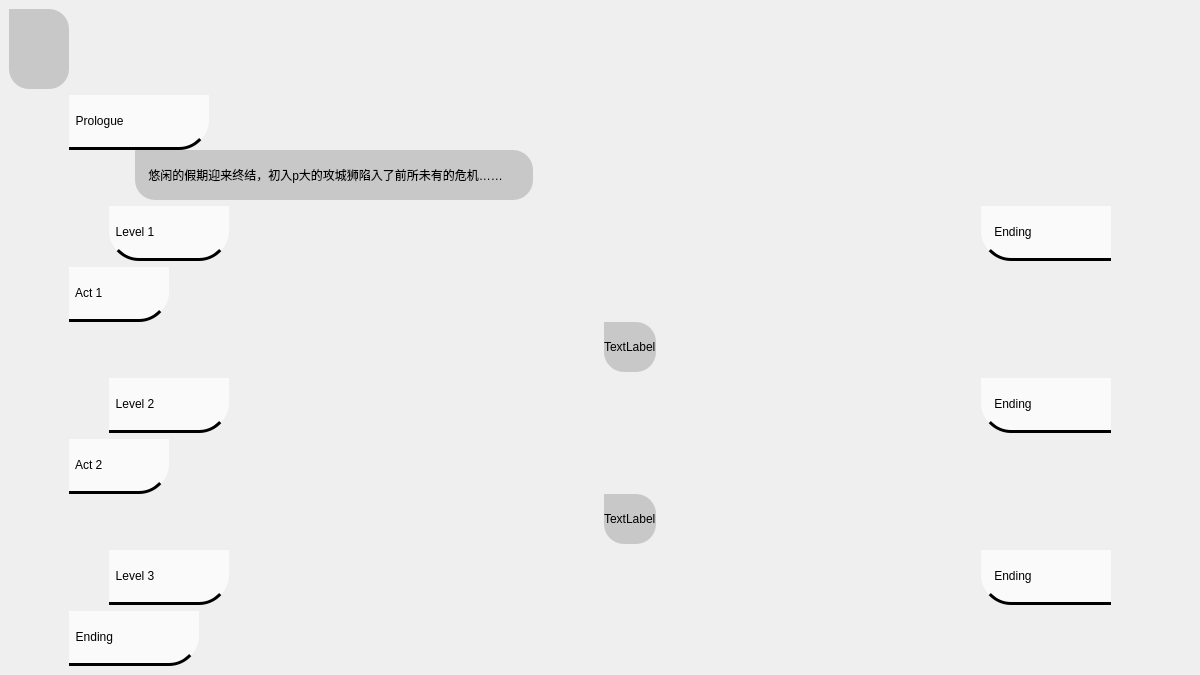
Qt form start_menu/menuwindow.ui (Litchi-Silhouette/DDL) before a commit.
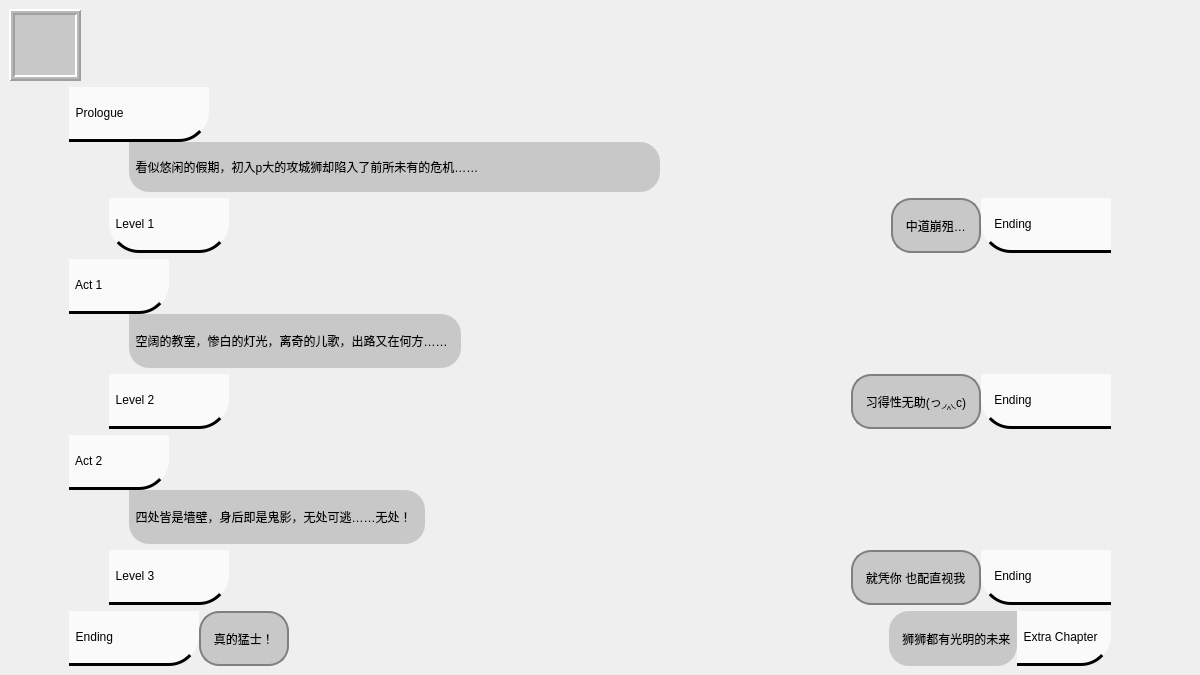
The same form after that commit. Icons and pictures are not drawn.

```diff
--- a/start_menu/menuwindow.ui
+++ b/start_menu/menuwindow.ui
@@ -41,19 +41,7 @@
        <number>8</number>
       </property>
       <item>
-       <widget class="QLabel" name="titleIcon">
-        <property name="minimumSize">
-         <size>
-          <width>60</width>
-          <height>60</height>
-         </size>
-        </property>
-        <property name="maximumSize">
-         <size>
-          <width>80</width>
-          <height>80</height>
-         </size>
-        </property>
+       <widget class="QFrame" name="iconFrame">
         <property name="frameShape">
          <enum>QFrame::Box</enum>
         </property>
@@ -66,15 +54,70 @@
         <property name="midLineWidth">
          <number>2</number>
         </property>
-        <property name="text">
-         <string/>
-        </property>
-        <property name="pixmap">
-         <pixmap resource="page.qrc">:/pic/image/icon_w.png</pixmap>
-        </property>
-        <property name="scaledContents">
-         <bool>true</bool>
-        </property>
+        <layout class="QHBoxLayout" name="horizontalLayout_5">
+         <property name="spacing">
+          <number>0</number>
+         </property>
+         <property name="leftMargin">
+          <number>0</number>
+         </property>
+         <property name="topMargin">
+          <number>0</number>
+         </property>
+         <property name="rightMargin">
+          <number>0</number>
+         </property>
+         <property name="bottomMargin">
+          <number>0</number>
+         </property>
+         <item>
+          <widget class="QLabel" name="titleIcon">
+           <property name="sizePolicy">
+            <sizepolicy hsizetype="Fixed" vsizetype="Fixed">
+             <horstretch>0</horstretch>
+             <verstretch>0</verstretch>
+            </sizepolicy>
+           </property>
+           <property name="minimumSize">
+            <size>
+             <width>60</width>
+             <height>60</height>
+            </size>
+           </property>
+           <property name="maximumSize">
+            <size>
+             <width>60</width>
+             <height>60</height>
+            </size>
+           </property>
+           <property name="styleSheet">
+            <string notr="true">border-radius: 0px;
+border-width: 0px; border-style: solid;border-color: rgb(200, 200, 200);</string>
+           </property>
+           <property name="frameShape">
+            <enum>QFrame::NoFrame</enum>
+           </property>
+           <property name="frameShadow">
+            <enum>QFrame::Raised</enum>
+           </property>
+           <property name="lineWidth">
+            <number>2</number>
+           </property>
+           <property name="midLineWidth">
+            <number>2</number>
+           </property>
+           <property name="text">
+            <string/>
+           </property>
+           <property name="pixmap">
+            <pixmap resource="page.qrc">:/pic/image/icon_w.png</pixmap>
+           </property>
+           <property name="scaledContents">
+            <bool>true</bool>
+           </property>
+          </widget>
+         </item>
+        </layout>
        </widget>
       </item>
       <item>
@@ -93,7 +136,7 @@
       <item>
        <widget class="QPushButton" name="helpBtn">
         <property name="sizePolicy">
-         <sizepolicy hsizetype="MinimumExpanding" vsizetype="Preferred">
+         <sizepolicy hsizetype="Fixed" vsizetype="Fixed">
           <horstretch>0</horstretch>
           <verstretch>0</verstretch>
          </sizepolicy>
@@ -106,8 +149,8 @@
         </property>
         <property name="maximumSize">
          <size>
-          <width>80</width>
-          <height>80</height>
+          <width>60</width>
+          <height>60</height>
          </size>
         </property>
         <property name="styleSheet">
@@ -123,7 +166,7 @@
       <item>
        <widget class="QPushButton" name="setBtn">
         <property name="sizePolicy">
-         <sizepolicy hsizetype="MinimumExpanding" vsizetype="Preferred">
+         <sizepolicy hsizetype="Fixed" vsizetype="Fixed">
           <horstretch>0</horstretch>
           <verstretch>0</verstretch>
          </sizepolicy>
@@ -136,8 +179,8 @@
         </property>
         <property name="maximumSize">
          <size>
-          <width>80</width>
-          <height>80</height>
+          <width>60</width>
+          <height>60</height>
          </size>
         </property>
         <property name="styleSheet">
@@ -153,7 +196,7 @@
       <item>
        <widget class="QPushButton" name="exitBtn">
         <property name="sizePolicy">
-         <sizepolicy hsizetype="MinimumExpanding" vsizetype="Preferred">
+         <sizepolicy hsizetype="Fixed" vsizetype="Fixed">
           <horstretch>0</horstretch>
           <verstretch>0</verstretch>
          </sizepolicy>
@@ -166,8 +209,8 @@
         </property>
         <property name="maximumSize">
          <size>
-          <width>80</width>
-          <height>80</height>
+          <width>60</width>
+          <height>60</height>
          </size>
         </property>
         <property name="styleSheet">
@@ -222,26 +265,13 @@
        </widget>
       </item>
       <item>
-       <layout class="QHBoxLayout" name="horizontalLayout_2" stretch="1,0,10">
+       <layout class="QHBoxLayout" name="horizontalLayout_2" stretch="0,0">
         <property name="spacing">
          <number>0</number>
         </property>
-        <item>
-         <spacer name="horizontalSpacer_2">
-          <property name="orientation">
-           <enum>Qt::Horizontal</enum>
-          </property>
-          <property name="sizeType">
-           <enum>QSizePolicy::MinimumExpanding</enum>
-          </property>
-          <property name="sizeHint" stdset="0">
-           <size>
-            <width>40</width>
-            <height>20</height>
-           </size>
-          </property>
-         </spacer>
-        </item>
+        <property name="leftMargin">
+         <number>60</number>
+        </property>
         <item>
          <widget class="QLabel" name="proLabel">
           <property name="sizePolicy">
@@ -257,7 +287,7 @@
            </size>
           </property>
           <property name="text">
-           <string>    悠闲的假期迎来终结，初入p大的攻城狮陷入了前所未有的危机……         </string>
+           <string>  看似悠闲的假期，初入p大的攻城狮却陷入了前所未有的危机……     </string>
           </property>
           <property name="textFormat">
            <enum>Qt::PlainText</enum>
@@ -285,7 +315,7 @@
      </layout>
     </item>
     <item>
-     <layout class="QHBoxLayout" name="levelLayout1" stretch="0,0,0">
+     <layout class="QHBoxLayout" name="levelLayout1" stretch="0,0,0,0">
       <property name="spacing">
        <number>0</number>
       </property>
@@ -330,6 +360,29 @@
         </property>
        </spacer>
       </item>
+      <item>
+       <widget class="QLabel" name="end1Label">
+        <property name="styleSheet">
+         <string notr="true">border-radius: 20px;
+border:2px solid gray;</string>
+        </property>
+        <property name="frameShape">
+         <enum>QFrame::Box</enum>
+        </property>
+        <property name="lineWidth">
+         <number>2</number>
+        </property>
+        <property name="midLineWidth">
+         <number>2</number>
+        </property>
+        <property name="text">
+         <string>   中道崩殂…   </string>
+        </property>
+        <property name="textFormat">
+         <enum>Qt::PlainText</enum>
+        </property>
+       </widget>
+      </item>
       <item>
        <widget class="QPushButton" name="end1Btn">
         <property name="sizePolicy">
@@ -384,23 +437,22 @@
       </item>
       <item>
        <layout class="QHBoxLayout" name="horizontalLayout_3">
-        <item>
-         <spacer name="horizontalSpacer_4">
-          <property name="orientation">
-           <enum>Qt::Horizontal</enum>
-          </property>
-          <property name="sizeHint" stdset="0">
-           <size>
-            <width>40</width>
-            <height>20</height>
-           </size>
-          </property>
-         </spacer>
-        </item>
+        <property name="leftMargin">
+         <number>60</number>
+        </property>
         <item>
          <widget class="QLabel" name="label_2">
+          <property name="minimumSize">
+           <size>
+            <width>0</width>
+            <height>50</height>
+           </size>
+          </property>
           <property name="text">
-           <string>TextLabel</string>
+           <string>  空阔的教室，惨白的灯光，离奇的儿歌，出路又在何方……    </string>
+          </property>
+          <property name="textFormat">
+           <enum>Qt::PlainText</enum>
           </property>
          </widget>
         </item>
@@ -464,6 +516,17 @@
         </property>
        </spacer>
       </item>
+      <item>
+       <widget class="QLabel" name="end2Label">
+        <property name="styleSheet">
+         <string notr="true">border-radius: 20px;
+border:2px solid gray;</string>
+        </property>
+        <property name="text">
+         <string>   习得性无助(っ◞‸◟c)   </string>
+        </property>
+       </widget>
+      </item>
       <item>
        <widget class="QPushButton" name="end2Btn">
         <property name="sizePolicy">
@@ -518,23 +581,22 @@
       </item>
       <item>
        <layout class="QHBoxLayout" name="horizontalLayout_6">
-        <item>
-         <spacer name="horizontalSpacer_8">
-          <property name="orientation">
-           <enum>Qt::Horizontal</enum>
-          </property>
-          <property name="sizeHint" stdset="0">
-           <size>
-            <width>40</width>
-            <height>20</height>
-           </size>
-          </property>
-         </spacer>
-        </item>
+        <property name="leftMargin">
+         <number>60</number>
+        </property>
         <item>
          <widget class="QLabel" name="label_3">
+          <property name="minimumSize">
+           <size>
+            <width>0</width>
+            <height>50</height>
+           </size>
+          </property>
           <property name="text">
-           <string>TextLabel</string>
+           <string>  四处皆是墙壁，身后即是鬼影，无处可逃……无处！    </string>
+          </property>
+          <property name="textFormat">
+           <enum>Qt::PlainText</enum>
           </property>
          </widget>
         </item>
@@ -598,6 +660,17 @@
         </property>
        </spacer>
       </item>
+      <item>
+       <widget class="QLabel" name="end3Label">
+        <property name="styleSheet">
+         <string notr="true">border-radius: 20px;
+border:2px solid gray;</string>
+        </property>
+        <property name="text">
+         <string>   就凭你 也配直视我   </string>
+        </property>
+       </widget>
+      </item>
       <item>
        <widget class="QPushButton" name="end3Btn">
         <property name="sizePolicy">
@@ -631,6 +704,9 @@
       <property name="leftMargin">
        <number>60</number>
       </property>
+      <property name="rightMargin">
+       <number>80</number>
+      </property>
       <item>
        <widget class="QPushButton" name="end4Btn">
         <property name="sizePolicy">
@@ -650,6 +726,23 @@
         </property>
        </widget>
       </item>
+      <item>
+       <widget class="QLabel" name="end4Label">
+        <property name="maximumSize">
+         <size>
+          <width>16777215</width>
+          <height>55</height>
+         </size>
+        </property>
+        <property name="styleSheet">
+         <string notr="true">border-radius: 20px;
+border:2px solid gray;</string>
+        </property>
+        <property name="text">
+         <string>   真的猛士！   </string>
+        </property>
+       </widget>
+      </item>
       <item>
        <spacer name="horizontalSpacer_11">
         <property name="orientation">
@@ -663,6 +756,30 @@
         </property>
        </spacer>
       </item>
+      <item>
+       <widget class="QLabel" name="extraLabel">
+        <property name="styleSheet">
+         <string notr="true">border-top-right-radius:0px;
+border-top-left-radius: 20px;</string>
+        </property>
+        <property name="text">
+         <string>    狮狮都有光明的未来  </string>
+        </property>
+       </widget>
+      </item>
+      <item>
+       <widget class="QPushButton" name="extraChapter">
+        <property name="minimumSize">
+         <size>
+          <width>0</width>
+          <height>55</height>
+         </size>
+        </property>
+        <property name="text">
+         <string>  Extra Chapter    </string>
+        </property>
+       </widget>
+      </item>
      </layout>
     </item>
    </layout>
```
Left out of the diff: 2 changed lines with no effect on the pictures.
